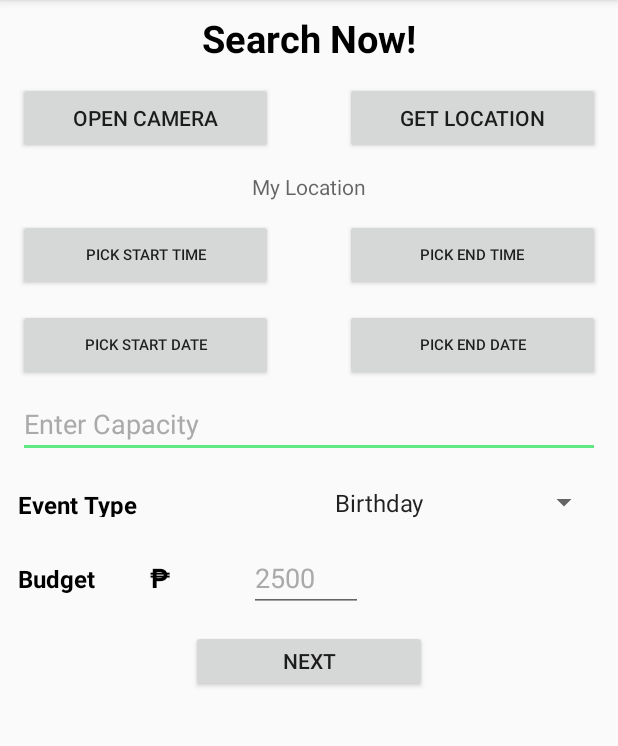
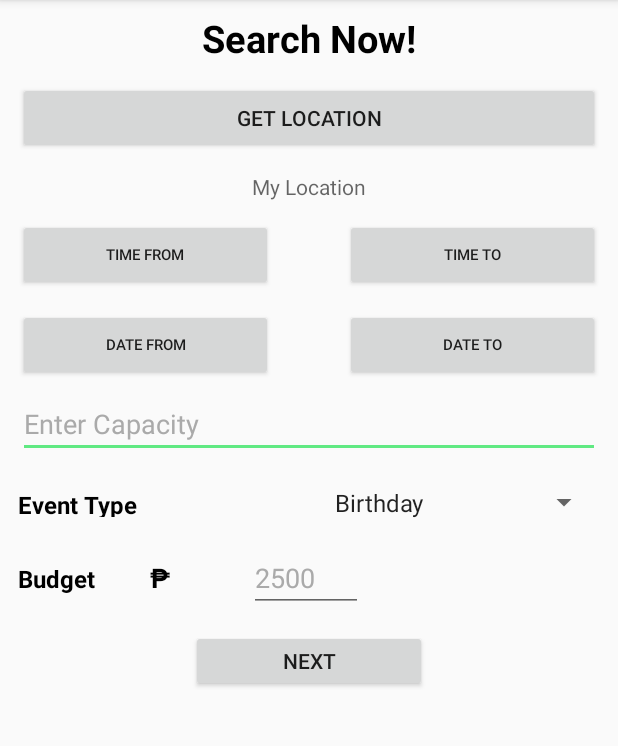
Before and after one commit to joms09/EventsPlaceFinder, an Android app: the AdvancedSearch screen opened directly, with no data from a screen before it, on a phone screen of 412 x 824 dp, the part 84-830 px from its top. Run offline under Robolectric (Android 15) with nearby library versions, the phone set to English and light mode, and no system bars; libraries missing offline, so code that uses them is left out: com.twitter.sdk.

Commit message:
search still working

```diff
--- a/app/src/main/res/layout/advance_search.xml
+++ b/app/src/main/res/layout/advance_search.xml
@@ -31,20 +31,20 @@
                 android:layout_marginTop="12dp"
                 android:layout_width="match_parent"
                 android:layout_height="match_parent">
-            <Button
-                    android:text="@string/open_camera"
-                    android:layout_width="170dp"
-                    android:layout_height="wrap_content"
-                    android:id="@+id/getLocationBtn"
-                    android:layout_marginStart="12dp"
-                    android:layout_alignParentStart="true"
-                    android:layout_marginEnd="12dp"/>
+            <!--<Button-->
+                    <!--android:text="@string/open_camera"-->
+                    <!--android:layout_width="170dp"-->
+                    <!--android:layout_height="wrap_content"-->
+                    <!--android:id="@+id/openCameraBtn"-->
+                    <!--android:layout_marginStart="12dp"-->
+                    <!--android:layout_alignParentStart="true"-->
+                    <!--android:layout_marginEnd="12dp"/>-->
 
             <Button
                     android:id="@+id/btn_get_location"
-                    android:layout_width="170dp"
+                    android:layout_width="match_parent"
                     android:layout_height="wrap_content"
-                    android:layout_alignParentEnd="true"
+                    android:gravity="center"
                     android:layout_marginStart="12dp"
                     android:layout_marginEnd="12dp"
                     android:text="@string/get_location"/>
--- a/app/src/main/res/layout/advance_search_result.xml
+++ b/app/src/main/res/layout/advance_search_result.xml
@@ -13,7 +13,6 @@
             <!--android:layout_height="match_parent">-->
 
     <!--</ListView>-->
-
     <TextView
             android:id="@+id/locationLabel"
             android:layout_width="match_parent"
--- a/app/src/main/res/values/strings.xml
+++ b/app/src/main/res/values/strings.xml
@@ -10,15 +10,24 @@
     <string name="locationText">Location</string>
     <string name="enter_location">Enter Location</string>
     <string name="event_dates">Event Dates</string>
-    <string name="pickStartDate">Pick start date</string>
-    <string name="pickEndDate">PICK END DATE</string>
+    <string name="pickStartDate">Date From</string>
+    <string name="pickEndDate">DATE To</string>
     <string name="capacityText">Capacity</string>
     <string name="enter_capacity">Enter Capacity</string>
     <string name="eventTypeText">Event Type</string>
+    <string name="latitude_label">Latitude</string>
+    <string name="longitude_label">Longitude</string>
+    <string name="no_location_detected">
+        No location detected. Make sure location is enabled on the device.
+    </string>
+    <string name="permission_rationale">Location permission is needed for core functionality</string>
+    <string name="permission_denied_explanation">Permission was denied, but is needed for core
+        functionality.</string>
+    <string name="settings">Settings</string>
     <string name="submit">Submit</string>
     <string name="time">Time</string>
-    <string name="pickStartTime">Pick Start Time</string>
-    <string name="pickEndTime">Pick End Time</string>
+    <string name="pickStartTime">Time From</string>
+    <string name="pickEndTime">Time To</string>
     <string name="next">Next</string>
     <string name="title">Title</string>
     <string name="image">image</string>
@@ -162,4 +171,6 @@
         "when a user tries to pick up one of cards.\n\n"
     </string>
     <string name="action_settings">Settings</string>
+    <string name="plsgeturlocation">Please get your location</string>
+    <string name="get">Please get your location</string>
 </resources>
```
Also changed, not shown: app/build.gradle (+0 -12 lines), app/src/main/java/com/example/jomari/eventsplacefinder/AdvancedSearch.kt (+23 -18 lines), app/src/main/java/com/example/jomari/eventsplacefinder/AdvancedSearchResult.kt (+0 -14 lines).
